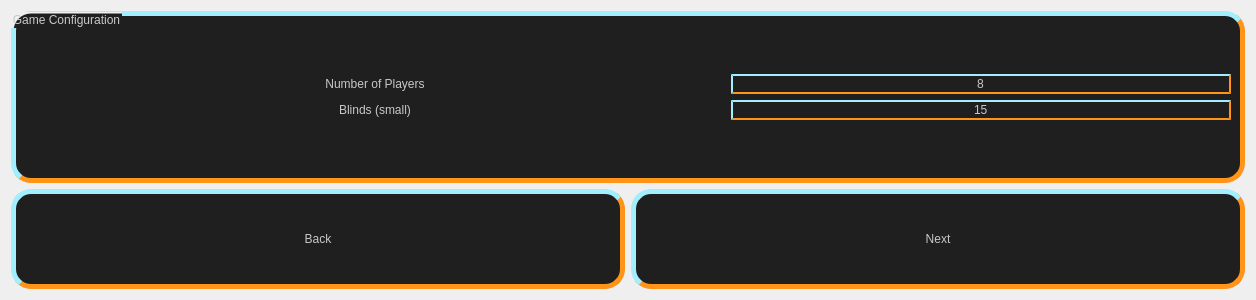
The window that pregameonedialog.ui (lmnp/TexasHoldemManager) describes before a commit, drawn with Qt 5.
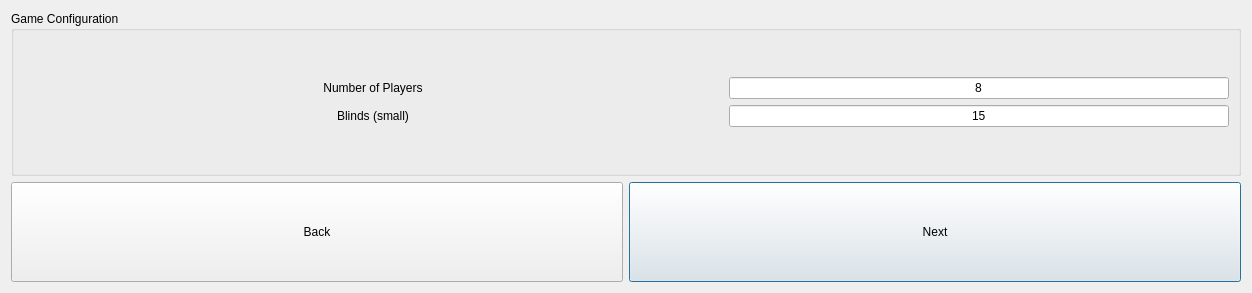
The same window after the commit.

Commit message: modified color scheme implementation. Now is implemented via code and from main.cpp

Diff of the .ui file:
```diff
--- a/pregameonedialog.ui
+++ b/pregameonedialog.ui
@@ -6,8 +6,8 @@
    <rect>
     <x>0</x>
     <y>0</y>
-    <width>1058</width>
-    <height>300</height>
+    <width>1250</width>
+    <height>293</height>
    </rect>
   </property>
   <property name="windowTitle">
@@ -17,16 +17,7 @@
    <item>
     <widget class="QGroupBox" name="groupBox">
      <property name="styleSheet">
-      <string notr="true">border-style: outset;
-font: oblique 20pt &quot;Purisa&quot;;
-background-color: rgb(31, 31, 31);
-color: rgb(200, 200, 200);
-border-width: 5px;
-border-radius: 20px;
-border-top-color: rgb(34, 215, 255);
-border-left-color: rgb(34, 215, 255);
-border-right-color: rgb(255, 148, 25);
-border-bottom-color: rgb(255, 148, 25);</string>
+      <string notr="true"/>
      </property>
      <property name="title">
       <string>Game Configuration</string>
@@ -51,16 +42,7 @@
              </size>
             </property>
             <property name="styleSheet">
-             <string notr="true">border-style: outset;
-font: oblique 20pt &quot;Purisa&quot;;
-background-color: rgb(31, 31, 31);
-color: rgb(200, 200, 200);
-border-width: 0px;
-border-radius: 0px;
-border-top-color: rgb(34, 215, 255);
-border-left-color: rgb(34, 215, 255);
-border-right-color: rgb(255, 148, 25);
-border-bottom-color: rgb(255, 148, 25);</string>
+             <string notr="true"/>
             </property>
             <property name="text">
              <string>Number of Players</string>
@@ -88,16 +70,7 @@
              </size>
             </property>
             <property name="styleSheet">
-             <string notr="true">border-style: outset;
-font: oblique 20pt &quot;Purisa&quot;;
-background-color: rgb(31, 31, 31);
-color: rgb(200, 200, 200);
-border-width: 0px;
-border-radius: 0px;
-border-top-color: rgb(34, 215, 255);
-border-left-color: rgb(34, 215, 255);
-border-right-color: rgb(255, 148, 25);
-border-bottom-color: rgb(255, 148, 25);</string>
+             <string notr="true"/>
             </property>
             <property name="text">
              <string>Blinds (small)</string>
@@ -129,10 +102,7 @@
              </size>
             </property>
             <property name="styleSheet">
-             <string notr="true">font: oblique 20pt &quot;Purisa&quot;;
-color: rgb(200, 200, 200);
-border-width:2px;
-border-radius:0px;</string>
+             <string notr="true"/>
             </property>
             <property name="text">
              <string>8</string>
@@ -157,10 +127,7 @@
              </size>
             </property>
             <property name="styleSheet">
-             <string notr="true">font: oblique 20pt &quot;Purisa&quot;;
-color: rgb(200, 200, 200);
-border-width:2px;
-border-radius:0px;</string>
+             <string notr="true"/>
             </property>
             <property name="text">
              <string>15</string>
@@ -203,16 +170,7 @@
         <enum>Qt::LeftToRight</enum>
        </property>
        <property name="styleSheet">
-        <string notr="true">border-style: outset;
-font: oblique 20pt &quot;Purisa&quot;;
-background-color: rgb(31, 31, 31);
-color: rgb(200, 200, 200);
-border-width: 5px;
-border-radius: 20px;
-border-top-color: rgb(34, 215, 255);
-border-left-color: rgb(34, 215, 255);
-border-right-color: rgb(255, 148, 25);
-border-bottom-color: rgb(255, 148, 25);</string>
+        <string notr="true"/>
        </property>
        <property name="text">
         <string>Back</string>
@@ -243,16 +201,7 @@
         <enum>Qt::RightToLeft</enum>
        </property>
        <property name="styleSheet">
-        <string notr="true">border-style: outset;
-font: oblique 20pt &quot;Purisa&quot;;
-background-color: rgb(31, 31, 31);
-color: rgb(200, 200, 200);
-border-width: 5px;
-border-radius: 20px;
-border-top-color: rgb(34, 215, 255);
-border-left-color: rgb(34, 215, 255);
-border-right-color: rgb(255, 148, 25);
-border-bottom-color: rgb(255, 148, 25);</string>
+        <string notr="true"/>
        </property>
        <property name="text">
         <string>Next</string>
```
The commit also changes 3 other files.
